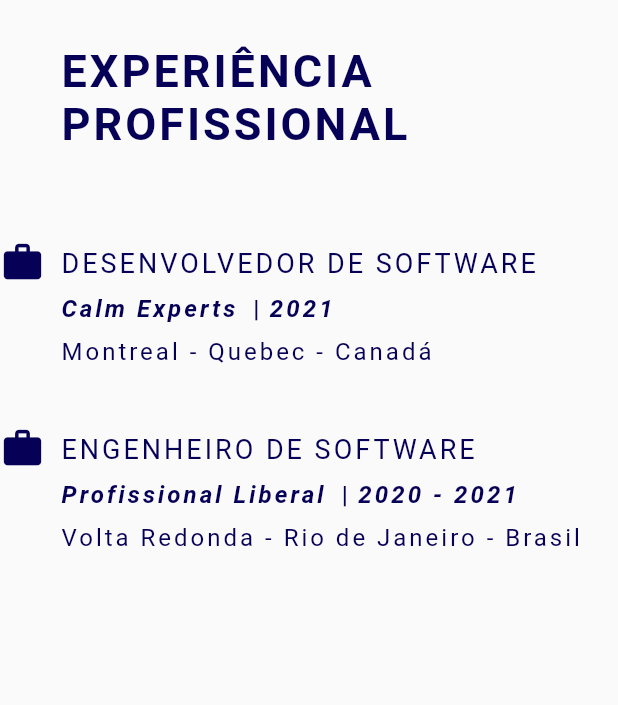
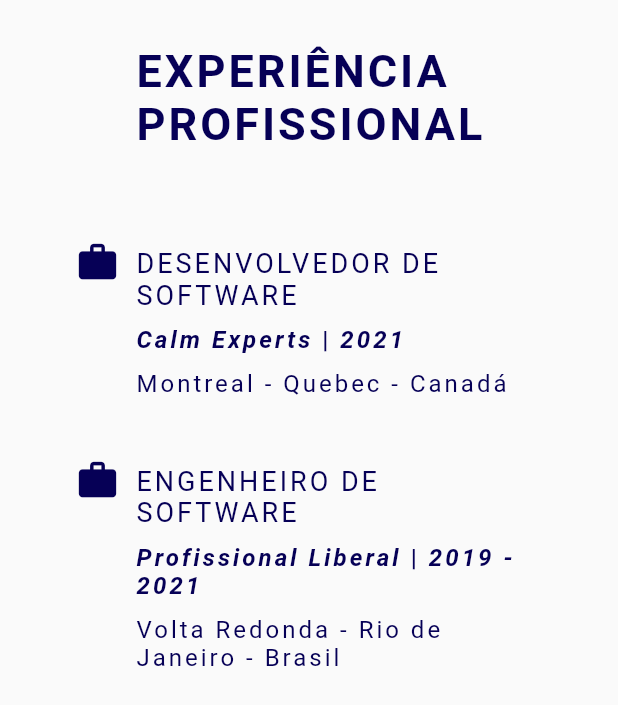
Before and after one commit to matheusresende7/curriculo_portifolio_matheusr, a Flutter app: the ExperienciaProfissional widget shown alone on an empty page, opened directly, on a phone screen of 412 x 824 dp. Shown: the top 705 px of the screen. Run offline on Flutter 3.47's test engine with Material 2 defaults, Android fonts, the phone set to English and light mode, and no system bars; drawn by our look-alikes of delayed_display; our stand-ins replace get.

Commit message:
chore: new updates and adjusts

```diff
--- a/lib/src/components/home/certificacoes.dart
+++ b/lib/src/components/home/certificacoes.dart
@@ -11,6 +11,8 @@ class Certificacoes extends StatelessWidget {
 
     return DelayedDisplay(
       delay: Duration(milliseconds: 100),
+      child: Padding(
+        padding: const EdgeInsets.fromLTRB(50, 0, 50, 0),
         child: Column(
           crossAxisAlignment: CrossAxisAlignment.start,
           children: [
@@ -33,6 +35,7 @@ class Certificacoes extends StatelessWidget {
 
           ],
         ),
+      ),
     );
 
   }
--- a/lib/src/components/home/experiencia_profissional.dart
+++ b/lib/src/components/home/experiencia_profissional.dart
@@ -11,6 +11,8 @@ class ExperienciaProfissional extends StatelessWidget {
 
     return DelayedDisplay(
       delay: Duration(milliseconds: 100),
+      child: Padding(
+        padding: const EdgeInsets.fromLTRB(50, 0, 50, 0),
         child: Column(
           crossAxisAlignment: CrossAxisAlignment.start,
           children: [
@@ -44,6 +46,7 @@ class ExperienciaProfissional extends StatelessWidget {
 
           ],
         ),
+      ),
     );
 
   }
--- a/lib/src/components/home/formacao_academica.dart
+++ b/lib/src/components/home/formacao_academica.dart
@@ -11,6 +11,8 @@ class FormacaoAcademica extends StatelessWidget {
 
     return DelayedDisplay(
       delay: Duration(milliseconds: 100),
+      child: Padding(
+        padding: const EdgeInsets.fromLTRB(50, 0, 50, 0),
         child: Column(
           crossAxisAlignment: CrossAxisAlignment.start,
           children: [
@@ -51,6 +53,7 @@ class FormacaoAcademica extends StatelessWidget {
 
           ],
         ),
+      ),
     );
 
   }
--- a/lib/src/components/home/habilidades_engenharia.dart
+++ b/lib/src/components/home/habilidades_engenharia.dart
@@ -10,6 +10,8 @@ class HabilidadesEngenharia extends StatelessWidget {
 
     return DelayedDisplay(
       delay: Duration(milliseconds: 100),
+      child: Padding(
+        padding: const EdgeInsets.fromLTRB(50, 0, 50, 0),
         child: Column(
           crossAxisAlignment: CrossAxisAlignment.start,
           children: [
@@ -36,6 +38,7 @@ class HabilidadesEngenharia extends StatelessWidget {
 
           ],
         ),
+      ),
     );
 
   }
--- a/lib/src/components/home/habilidades_software.dart
+++ b/lib/src/components/home/habilidades_software.dart
@@ -10,6 +10,8 @@ class HabilidadesSoftware extends StatelessWidget {
 
     return DelayedDisplay(
       delay: Duration(milliseconds: 100),
+      child: Padding(
+        padding: const EdgeInsets.fromLTRB(50, 0, 50, 0),
         child: Column(
           crossAxisAlignment: CrossAxisAlignment.start,
           children: [
@@ -36,6 +38,7 @@ class HabilidadesSoftware extends StatelessWidget {
 
           ],
         ),
+      ),
     );
 
   }
--- a/lib/src/components/home/idiomas.dart
+++ b/lib/src/components/home/idiomas.dart
@@ -11,6 +11,8 @@ class Idiomas extends StatelessWidget {
 
     return DelayedDisplay(
       delay: Duration(milliseconds: 100),
+      child: Padding(
+        padding: const EdgeInsets.fromLTRB(50, 0, 50, 0),
         child: Column(
           crossAxisAlignment: CrossAxisAlignment.start,
           children: [
@@ -48,6 +50,7 @@ class Idiomas extends StatelessWidget {
 
           ],
         ),
+      ),
     );
 
   }
--- a/lib/src/components/home/pagina_inicial.dart
+++ b/lib/src/components/home/pagina_inicial.dart
@@ -9,6 +9,8 @@ class PaginaInicial extends StatelessWidget {
 
     return DelayedDisplay(
       delay: Duration(milliseconds: 100),
+      child: Padding(
+        padding: const EdgeInsets.fromLTRB(50, 0, 50, 0),
         child: Column(
           crossAxisAlignment: CrossAxisAlignment.start,
           children: [
@@ -24,6 +26,7 @@ class PaginaInicial extends StatelessWidget {
 
           ],
         ),
+      ),
     );
 
   }
--- a/lib/src/constants/links.dart
+++ b/lib/src/constants/links.dart
@@ -8,7 +8,7 @@ class Links {
 
   ///Projects
   static const String cleanArchTDD =
-      'https://github.com/matheusresende7/boards_investimentos';
+      'https://github.com/matheusresende7';
   static const String instagramClone =
       'https://calmfinance.web.app/#/';
   static const String appBoards =
--- a/lib/src/constants/strings.dart
+++ b/lib/src/constants/strings.dart
@@ -26,7 +26,7 @@ class Strings {
   static const String habilidades_Engenharia = 'Habilidades - Engenharia';
 
   ///Periodos
-  static const String p2020_2021 = '2020 - 2021';
+  static const String p2020_2021 = '2019 - 2021';
   static const String p2021 = '2021';
   static const String p2020 = '2020';
   static const String p2019 = '2019';
@@ -52,7 +52,7 @@ class Strings {
   static const String savingTime = 'Saving Time - Consultoria e Treinamento';
 
   ///Projetos
-  static const String acessePeloLink = '- Acesse pelo link:  ';
+  static const String acessePeloLink = '- Acesse pelo link: ';
   static const String cleanArchTDD = 'GITHUB: TDD - CLEAN ARCHTECTURE - RESPONSIVIDADE';
   static const String instagramClone = 'FIREBASE HOSTING: INSTAGRAM CLONE';
   static const String appBoards = 'PLAY STORE: BOARDS INVESTIMENTOS';
--- a/lib/src/widgets/texts/text_2lines_image.dart
+++ b/lib/src/widgets/texts/text_2lines_image.dart
@@ -29,7 +29,8 @@ class Text2LinesImage extends StatelessWidget {
 
         SizedBox(width: 10,),
 
-        Padding(
+        Expanded(
+          child: Padding(
             padding: const EdgeInsets.fromLTRB(0, 10, 0, 0),
             child: Column(
               crossAxisAlignment: CrossAxisAlignment.start,
@@ -61,6 +62,7 @@ class Text2LinesImage extends StatelessWidget {
               ],
             ),
           ),
+        ),
 
       ],
     );
--- a/lib/src/widgets/texts/text_3lines_information.dart
+++ b/lib/src/widgets/texts/text_3lines_information.dart
@@ -32,7 +32,8 @@ class Text3LinesInformation extends StatelessWidget {
 
         SizedBox(width: 10,),
 
-        Padding(
+        Expanded(
+          child: Padding(
             padding: const EdgeInsets.fromLTRB(0, 5, 0, 0),
             child: Column(
               crossAxisAlignment: CrossAxisAlignment.start,
@@ -50,11 +51,8 @@ class Text3LinesInformation extends StatelessWidget {
 
                 SizedBox(height: 10,),
 
-              Row(
-                children: [
-
-                  Text(
-                    this.text2,
+                RichText(
+                  text: TextSpan(
                       style: TextStyle(
                         fontSize: TextSizes.small,
                         color: Theme.of(context).primaryColor,
@@ -62,34 +60,17 @@ class Text3LinesInformation extends StatelessWidget {
                         fontStyle: FontStyle.italic,
                         letterSpacing: 2,
                       ),
+                      children: [
+                        TextSpan(text: this.text2,),
+                        TextSpan(
+                            text: ' | ',
+                            style: TextStyle(
+                              fontStyle: FontStyle.normal,
+                            )
                         ),
-
-                  SizedBox(width: 10,),
-
-                  Text(
-                    '|',
-                    style: TextStyle(
-                      fontSize: TextSizes.small,
-                      color: Theme.of(context).primaryColor,
-                      fontWeight: FontWeight.w600,
-                      letterSpacing: 2,
+                        TextSpan(text: this.periodo,),
+                      ]
                   ),
-                  ),
-
-                  SizedBox(width: 5,),
-
-                  Text(
-                    this.periodo,
-                    style: TextStyle(
-                      fontSize: TextSizes.small,
-                      color: Theme.of(context).primaryColor,
-                      fontWeight: FontWeight.w600,
-                      fontStyle: FontStyle.italic,
-                      letterSpacing: 2,
-                    ),
-                  ),
-
-                ],
                 ),
 
                 SizedBox(height: 10,),
@@ -107,6 +88,7 @@ class Text3LinesInformation extends StatelessWidget {
               ],
             ),
           ),
+        ),
 
       ],
     );
```
Also changed, not shown: lib/src/components/home/projetos.dart (+38 -14 lines), lib/src/views/home.dart (+2 -5 lines), lib/src/widgets/listviews/listview_images.dart (+21 -1 lines), lib/src/widgets/texts/text_2lines.dart (deleted, +0 -76 lines), lib/src/widgets/texts/text_2lines_information.dart (+13 -31 lines), lib/src/widgets/texts/text_2lines_projects.dart (added, +91 -0 lines). Lines whose indentation alone changed are shown as unchanged.
